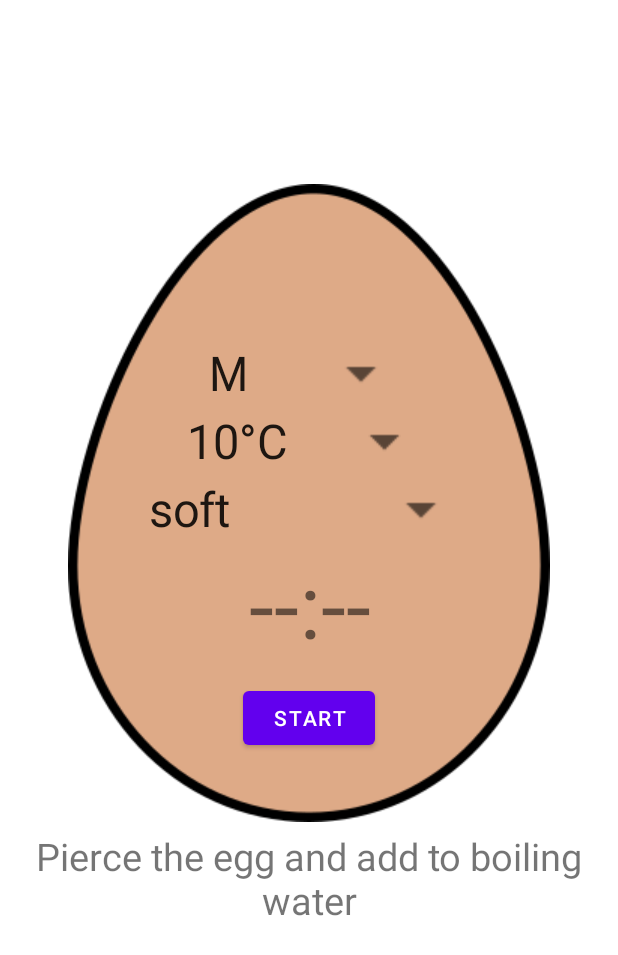
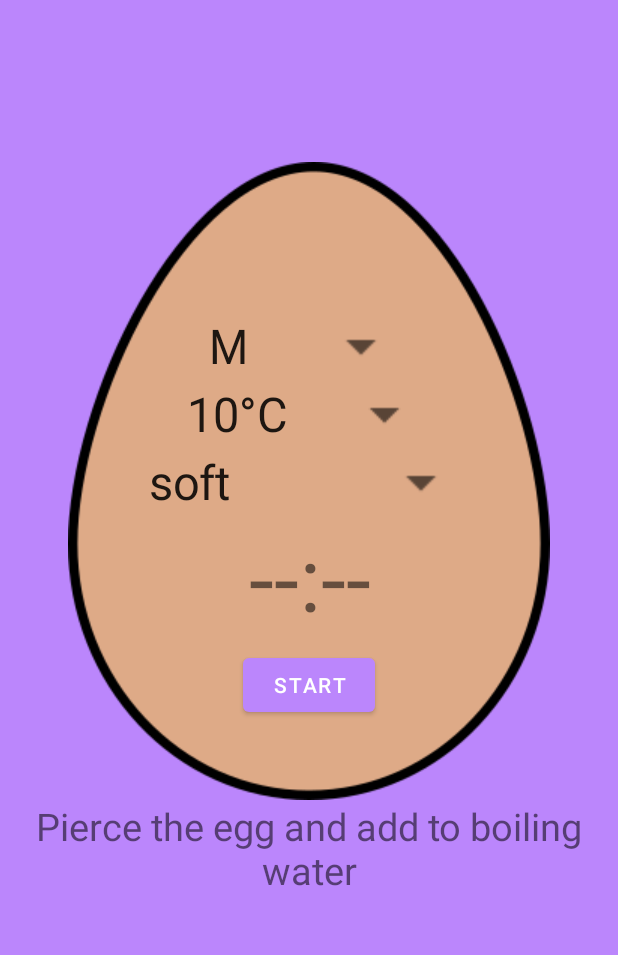
Before and after one commit to woheller69/eggtimer, an Android app: the screen it shows after launch (MainActivity), on a phone screen of 412 x 824 dp. Shown: the top 955 px of the screen. Run offline under Robolectric (Android 15) with nearby library versions, the phone set to English and light mode, and no system bars.

Commit message:
optimize layout and launcher icon

```diff
--- a/app/src/main/res/layout/activity_main.xml
+++ b/app/src/main/res/layout/activity_main.xml
@@ -5,6 +5,7 @@
     xmlns:tools="http://schemas.android.com/tools"
     android:layout_width="match_parent"
     android:layout_height="match_parent"
+    android:background="?attr/colorPrimary"
     tools:context="org.woheller69.eggtimer.MainActivity">
 
     <ImageView
@@ -15,6 +16,7 @@
         android:layout_marginEnd="8dp"
         android:layout_marginStart="8dp"
         android:layout_marginTop="8dp"
+        android:paddingBottom="50dp"
         app:layout_constraintTop_toTopOf="parent"
         app:layout_constraintBottom_toBottomOf="parent"
         app:layout_constraintEnd_toEndOf="parent"
@@ -37,7 +39,7 @@
         app:layout_constraintHorizontal_bias="0.502"
         app:layout_constraintStart_toStartOf="parent"
         app:layout_constraintTop_toTopOf="@+id/imageView"
-        app:layout_constraintVertical_bias="0.71" />
+        app:layout_constraintVertical_bias="0.61" />
 
     <Button
         android:id="@+id/controllerButton"
@@ -49,7 +51,7 @@
         android:layout_marginTop="8dp"
         android:onClick="controlTimer"
         android:text="@string/start"
-        app:layout_constraintBottom_toBottomOf="@+id/imageView"
+
         app:layout_constraintEnd_toEndOf="parent"
         app:layout_constraintStart_toStartOf="parent"
         app:layout_constraintTop_toBottomOf="@+id/timerTextView"
@@ -116,7 +118,7 @@
         android:layout_marginBottom="20dp"
         android:layout_marginEnd="20dp"
         android:layout_marginStart="20dp"
-        android:layout_marginTop="5dp"
+        android:layout_marginTop="-50dp"
         android:textSize="25sp"
         android:text="@string/instruction"
         app:layout_constraintTop_toBottomOf="@id/imageView"
--- a/app/src/main/res/values-night/themes.xml
+++ b/app/src/main/res/values-night/themes.xml
@@ -2,12 +2,12 @@
     <!-- Base application theme. -->
     <style name="Theme.EggTimer" parent="Theme.MaterialComponents.DayNight.DarkActionBar">
         <!-- Primary brand color. -->
-        <item name="colorPrimary">@color/purple_200</item>
+        <item name="colorPrimary">@color/purple_500</item>
         <item name="colorPrimaryVariant">@color/purple_700</item>
         <item name="colorOnPrimary">@color/black</item>
         <!-- Secondary brand color. -->
         <item name="colorSecondary">@color/teal_200</item>
-        <item name="colorSecondaryVariant">@color/teal_200</item>
+        <item name="colorSecondaryVariant">@color/teal_700</item>
         <item name="colorOnSecondary">@color/black</item>
         <!-- Status bar color. -->
         <item name="android:statusBarColor" tools:targetApi="l">?attr/colorPrimaryVariant</item>
--- a/app/src/main/res/values/ic_launcher_background.xml
+++ b/app/src/main/res/values/ic_launcher_background.xml
@@ -1,4 +1,4 @@
 <?xml version="1.0" encoding="utf-8"?>
 <resources>
-    <color name="ic_launcher_background">#FFFFFF</color>
+    <color name="ic_launcher_background">#BB86FC</color>
 </resources>
--- a/app/src/main/res/values/themes.xml
+++ b/app/src/main/res/values/themes.xml
@@ -2,12 +2,12 @@
     <!-- Base application theme. -->
     <style name="Theme.EggTimer" parent="Theme.MaterialComponents.DayNight.DarkActionBar">
         <!-- Primary brand color. -->
-        <item name="colorPrimary">@color/purple_500</item>
+        <item name="colorPrimary">@color/purple_200</item>
         <item name="colorPrimaryVariant">@color/purple_700</item>
         <item name="colorOnPrimary">@color/white</item>
         <!-- Secondary brand color. -->
         <item name="colorSecondary">@color/teal_200</item>
-        <item name="colorSecondaryVariant">@color/teal_700</item>
+        <item name="colorSecondaryVariant">@color/teal_200</item>
         <item name="colorOnSecondary">@color/black</item>
         <!-- Status bar color. -->
         <item name="android:statusBarColor" tools:targetApi="l">?attr/colorPrimaryVariant</item>
```
Also changed, not shown: app/src/main/ic_launcher-playstore.png, app/src/main/res/mipmap-hdpi/ic_launcher.png, app/src/main/res/mipmap-hdpi/ic_launcher_foreground.png, app/src/main/res/mipmap-hdpi/ic_launcher_round.png, app/src/main/res/mipmap-mdpi/ic_launcher.png, app/src/main/res/mipmap-mdpi/ic_launcher_foreground.png, app/src/main/res/mipmap-mdpi/ic_launcher_round.png, app/src/main/res/mipmap-xhdpi/ic_launcher.png, app/src/main/res/mipmap-xhdpi/ic_launcher_foreground.png, app/src/main/res/mipmap-xhdpi/ic_launcher_round.png, app/src/main/res/mipmap-xxhdpi/ic_launcher.png, app/src/main/res/mipmap-xxhdpi/ic_launcher_foreground.png, app/src/main/res/mipmap-xxhdpi/ic_launcher_round.png, app/src/main/res/mipmap-xxxhdpi/ic_launcher.png, 2 more files.
